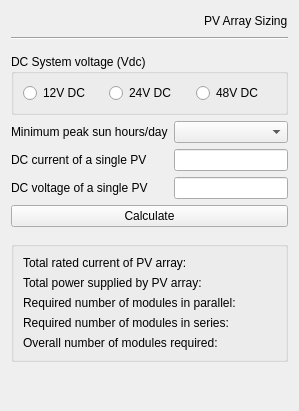
Old version of the form formpvarraysizing.ui in the repository fashtop3/solar_pv_power_gen_system.
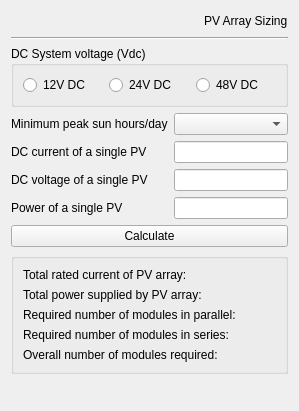
New version of the form.

Patch:
```diff
--- a/formpvarraysizing.ui
+++ b/formpvarraysizing.ui
@@ -122,6 +122,16 @@
        <item row="0" column="1">
         <widget class="QComboBox" name="minimumPeakSunHoursDayComboBox"/>
        </item>
+       <item row="3" column="0">
+        <widget class="QLabel" name="dCVoltageOfASinglePVLabel_2">
+         <property name="text">
+          <string>Power of a single PV</string>
+         </property>
+        </widget>
+       </item>
+       <item row="3" column="1">
+        <widget class="QLineEdit" name="powerOfASinglePVLineEdit"/>
+       </item>
       </layout>
      </item>
      <item>
```
